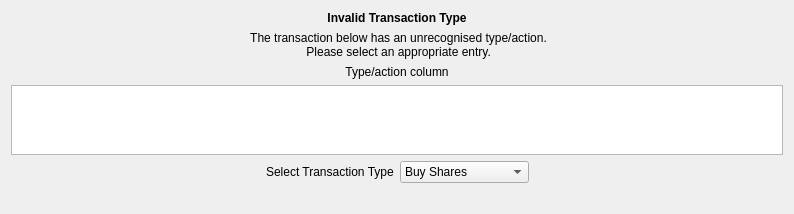
First picture: the form in kmymoney/plugins/csvimport/redefinedlgdecl.ui, repository KDE/kmymoney, before the edit.
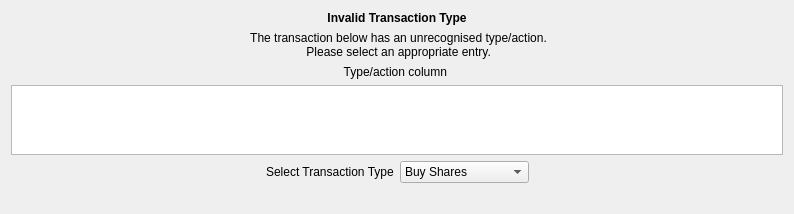
Second picture: the form after the edit. Custom widgets are drawn as their Qt base class.

```diff
--- a/kmymoney/plugins/csvimport/redefinedlgdecl.ui
+++ b/kmymoney/plugins/csvimport/redefinedlgdecl.ui
@@ -53,7 +53,7 @@
       <string notr="true"/>
      </property>
      <property name="text">
-      <string comment="the number of the column containing error">Type/action column</string>
+      <string comment="the number of the column containing error">Type/action column </string>
      </property>
      <property name="alignment">
       <set>Qt::AlignCenter</set>
```
Left out of the diff: 5 changed lines with no effect on the pictures.
